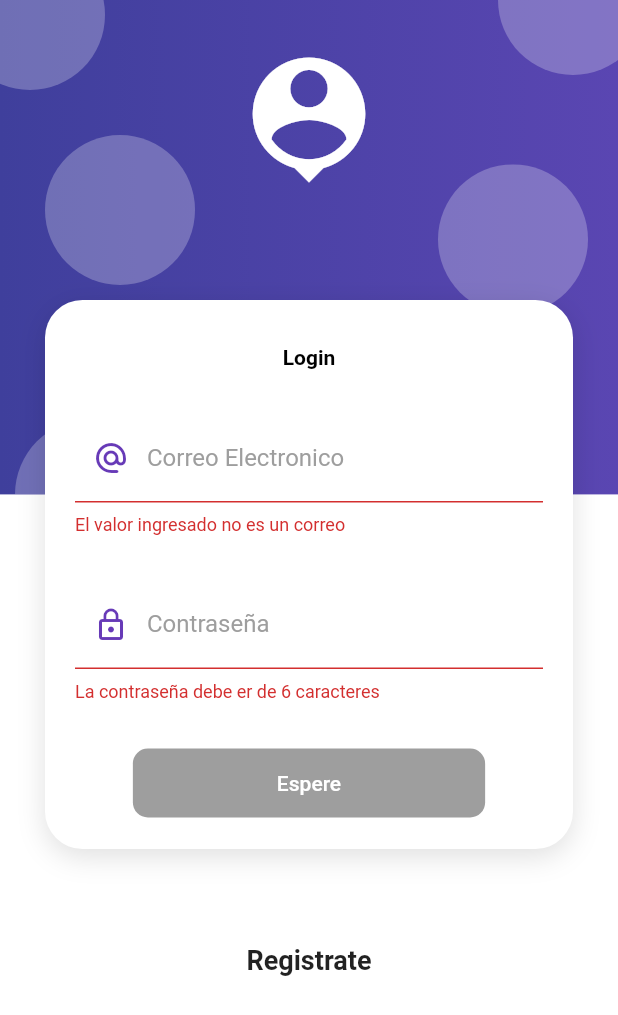
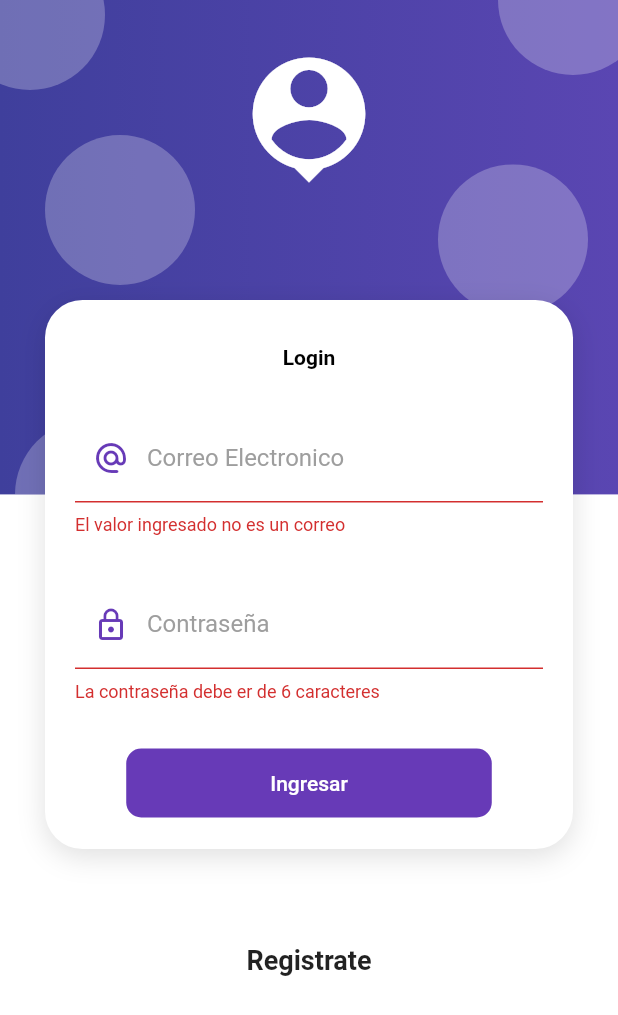
Before and after one commit to IsaiVazqez/FindingATounament, a Flutter app: the screen it shows after launch, after a tap on "Ingresar", on a phone screen of 412 x 824 dp. Shown: the top 1015 px of the screen. Run offline on Flutter 3.47's test engine with Material 2 defaults, Android fonts, the light colour scheme and no system bars; our stand-ins replace animated_splash_screen, google_maps_flutter, google_nav_bar, image_picker, line_icons, location and 1 more.

Commit message:
login y registro

```diff
--- a/lib/main.dart
+++ b/lib/main.dart
@@ -13,6 +13,7 @@ class AppState extends StatelessWidget {
   Widget build(BuildContext context) {
     return MultiProvider(
       providers: [
+        ChangeNotifierProvider(create: (_) => AuthService()),
         ChangeNotifierProvider(create: (_) => ServicioService()),
         ChangeNotifierProvider(create: (_) => TorneoService())
       ],
--- a/lib/providers/login_form_provider.dart
+++ b/lib/providers/login_form_provider.dart
@@ -15,6 +15,9 @@ class LoginFormProvider extends ChangeNotifier {
 
   bool isValidForm() {
     print(formKey.currentState?.validate());
+
+    print('$email - $password');
+
     return formKey.currentState?.validate() ?? false;
   }
 }
--- a/lib/screens/login_screen.dart
+++ b/lib/screens/login_screen.dart
@@ -1,5 +1,6 @@
 import 'package:flutter/material.dart';
 import 'package:login/providers/login_form_provider.dart';
+import 'package:login/services/services.dart';
 import 'package:login/widgets/widgets.dart';
 import 'package:provider/provider.dart';
 import 'package:login/routes/app_routes.dart';
@@ -14,22 +15,22 @@ class LoginScreen extends StatelessWidget {
         child: SingleChildScrollView(
           child: Column(
             children: [
-              SizedBox(height: 200),
+              const SizedBox(height: 200),
               CardContainer(
                   child: Column(
                 children: [
-                  SizedBox(height: 10),
-                  Text(
+                  const SizedBox(height: 10),
+                  const Text(
                     'Login',
-                    style: TextStyle(
+                    style: const TextStyle(
                         color: Colors.black, fontWeight: FontWeight.bold),
                   ),
-                  SizedBox(height: 30),
+                  const SizedBox(height: 30),
                   ChangeNotifierProvider(
                       create: (_) => LoginFormProvider(), child: _LoginForm())
                 ],
               )),
-              SizedBox(
+              const SizedBox(
                 height: 50,
               ),
               TextButton(
@@ -38,8 +39,8 @@ class LoginScreen extends StatelessWidget {
                 style: ButtonStyle(
                     overlayColor: MaterialStateProperty.all(
                         Colors.indigo.withOpacity(0.1)),
-                    shape: MaterialStateProperty.all(StadiumBorder())),
-                child: Text(
+                    shape: MaterialStateProperty.all(const StadiumBorder())),
+                child: const Text(
                   'Registrate',
                   style: TextStyle(
                     fontSize: 18,
@@ -48,7 +49,7 @@ class LoginScreen extends StatelessWidget {
                   ),
                 ),
               ),
-              SizedBox(
+              const SizedBox(
                 height: 50,
               ),
             ],
@@ -72,7 +73,7 @@ class _LoginForm extends StatelessWidget {
               TextFormField(
                 autocorrect: false,
                 keyboardType: TextInputType.emailAddress,
-                style: TextStyle(color: Colors.black),
+                style: const TextStyle(color: Colors.black),
                 decoration: InputDecorations.authInputDecoration(
                     hintText: 'isai@gmail.com',
                     labelText: 'Correo Electronico',
@@ -88,12 +89,12 @@ class _LoginForm extends StatelessWidget {
                       : 'El valor ingresado no es un correo';
                 },
               ),
-              SizedBox(height: 30),
+              const SizedBox(height: 30),
               TextFormField(
                 autocorrect: false,
                 obscureText: true,
                 keyboardType: TextInputType.emailAddress,
-                style: TextStyle(color: Colors.black),
+                style: const TextStyle(color: Colors.black),
                 decoration: InputDecorations.authInputDecoration(
                     hintText: '********',
                     labelText: 'Contraseña',
@@ -105,7 +106,7 @@ class _LoginForm extends StatelessWidget {
                       : 'La contraseña debe er de 6 caracteres';
                 },
               ),
-              SizedBox(height: 30),
+              const SizedBox(height: 30),
               MaterialButton(
                 shape: RoundedRectangleBorder(
                     borderRadius: BorderRadius.circular(10)),
@@ -113,25 +114,33 @@ class _LoginForm extends StatelessWidget {
                 elevation: 0,
                 color: Colors.deepPurple,
                 child: Container(
-                    padding: EdgeInsets.symmetric(horizontal: 80, vertical: 15),
+                    padding: const EdgeInsets.symmetric(
+                        horizontal: 80, vertical: 15),
                     child: Text(
                       loginForm.isLoading ? 'Espere' : 'Ingresar',
-                      style: TextStyle(color: Colors.white),
+                      style: const TextStyle(color: Colors.white),
                     )),
                 onPressed: loginForm.isLoading
                     ? null
                     : () async {
                         FocusScope.of(context).unfocus();
+                        final authService =
+                            Provider.of<AuthService>(context, listen: false);
 
-                        if (loginForm.isValidForm()) return;
+                        if (!loginForm.isValidForm()) return;
 
                         loginForm.isLoading = true;
-                        await Future.delayed(Duration(seconds: 2));
 
-                        loginForm.isLoading = false;
+                        final String? errorMesage = await authService.login(
+                            loginForm.email, loginForm.password);
 
-                        Navigator.pushReplacementNamed(
-                            context, AppRoutes.initialRoute);
+                        if (errorMesage == null) {
+                          Navigator.pushReplacementNamed(
+                              context, AppRoutes.initialRoute);
+                        } else {
+                          print(errorMesage);
+                          loginForm.isLoading = false;
+                        }
                       },
               ),
             ],
--- a/lib/services/services.dart
+++ b/lib/services/services.dart
@@ -1,3 +1,5 @@
 export 'package:login/services/servicios_service.dart';
 
 export 'package:login/services/torneos_service.dart';
+
+export 'package:login/services/auth_service.dart';
--- a/lib/themes/user_preferences.dart
+++ b/lib/themes/user_preferences.dart
@@ -3,7 +3,7 @@ import '../models/user.dart';
 class UserPreferences {
   static const myUser = User(
     imagePath:
-        'https://scontent.fmid2-1.fna.fbcdn.net/v/t31.18172-8/18422255_1702364996444779_2407569636033793668_o.jpg?_nc_cat=107&ccb=1-5&_nc_sid=09cbfe&_nc_ohc=d5zbErRwOC8AX-FOEgS&_nc_ht=scontent.fmid2-1.fna&oh=00_AT-9_ECTerESza3tY5L0B6HTfRWe1GZrelJjfqIb_GRNyA&oe=624BF22D',
+        'https://clubnatacionmerida.com/wp-content/uploads/2017/09/LOGO-png.png',
     name: 'Kukulkan',
     number: '9992283483',
     adress: 'Calle 64 Avenida Kukulkan por 107 y 109 Número 695F',
```
Also changed, not shown: lib/screens/register_screen.dart (+29 -21 lines), lib/services/auth_service.dart (added, +50 -0 lines).
